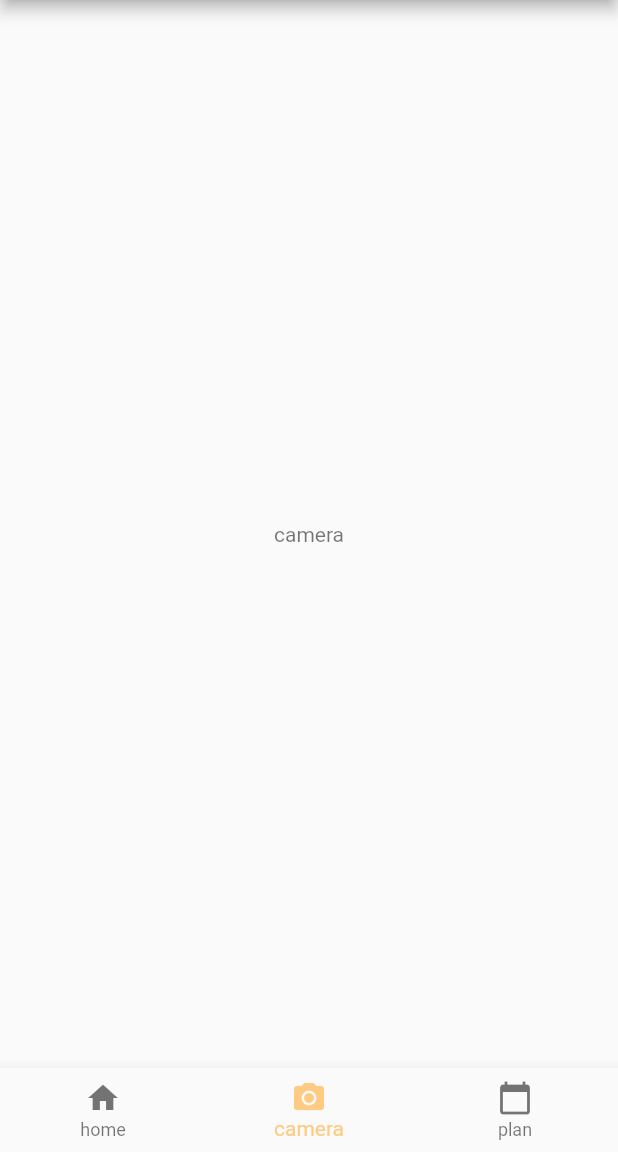
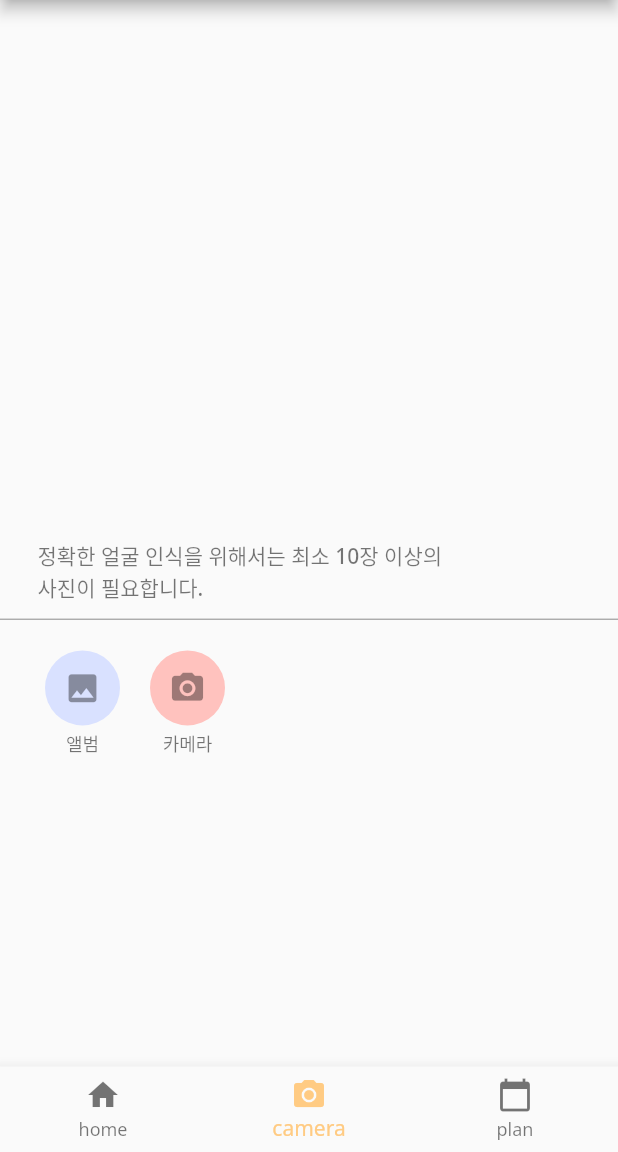
Before and after one commit to Semodrug/FACE_U, a Flutter app: the screen it shows after launch, item 2 of the bottom bar chosen, on a phone screen of 412 x 824 dp, the part 84-1236 px from its top. Run offline on Flutter 3.47's test engine with Material 2 defaults, Android fonts, the phone set to English and light mode, and no system bars; Roboto replaces fonts that are missing (Hind, OmniGothic).

Commit message:
camera page

```diff
--- a/lib/camera.dart
+++ b/lib/camera.dart
@@ -6,11 +6,51 @@ class Camera extends StatefulWidget {
 }
 
 class _CameraState extends State<Camera> {
+  Color purple1 = const Color(0xffD9E1FF);
+  Color blue1 = const Color(0xff4EACFE);
+  Color pink1 = const Color(0xffFFC2BE);
+
   @override
   Widget build(BuildContext context) {
     return Scaffold(
-      body: Center(
-        child: Text("camera")
+      body: Column(
+        crossAxisAlignment: CrossAxisAlignment.start,
+        children: [
+          SizedBox(height: 360),
+          Padding(
+            padding: const EdgeInsets.only(left: 25.0),
+            child: Text("정확한 얼굴 인식을 위해서는 최소 10장 이상의\n사진이 필요합니다.",
+              overflow: TextOverflow.clip,
+              style: Theme.of(context).textTheme.bodyText1),
+          ),
+          SizedBox(height: 10),
+          Divider(height: 1.6, color: Colors.black45,),
+//                indent: 15, endIndent: 15),
+          SizedBox(height: 20),
+          Row(
+            children: [
+              SizedBox(width: 30),
+              Column(
+                children: [
+                  CircleAvatar(radius: 25, backgroundColor: purple1,
+                    child: Icon(Icons.photo, color: Colors.black38, size: 25)),
+                  SizedBox(height: 3),
+                  Text("앨범", style: Theme.of(context).textTheme.bodyText2, )
+                ],
+              ),
+              SizedBox(width: 20),
+              Column(
+                children: [
+                  CircleAvatar(radius: 25, backgroundColor: pink1,
+                      child: Icon(Icons.camera_alt, color: Colors.black38, size: 25)),
+                  SizedBox(height: 3),
+                  Text("카메라", style: Theme.of(context).textTheme.bodyText2, )
+                ],
+              ),
+              SizedBox(width: 20),
+            ],
+          )
+        ],
       )
     );
   }
--- a/lib/route.dart
+++ b/lib/route.dart
@@ -10,6 +10,7 @@ import 'recognition.dart';
 
 class FaceUApp extends StatelessWidget {
   Color color = const Color(0xffFFdb80);
+
 
   @override
   Widget build(BuildContext context) {
@@ -28,6 +29,7 @@ class FaceUApp extends StatelessWidget {
       theme: ThemeData(
 
         primaryColor: Color(0xffFFdb80),
+
         bottomAppBarColor: Color(0xffFFCB83),
         textTheme: TextTheme(
           headline1: TextStyle(fontSize: 20.0, fontFamily: 'OmniGothic',
@@ -36,8 +38,12 @@ class FaceUApp extends StatelessWidget {
               color: Colors.black87, fontWeight: FontWeight.bold),
 //          headline1: TextStyle(fontSize: 72.0, fontWeight: FontWeight.bold),
           headline6: TextStyle(fontSize: 36.0, fontStyle: FontStyle.italic),
-          bodyText2: TextStyle(fontSize: 14.0, fontFamily: 'Hind',
-          color: Colors.black54),
+//          bodyText2: TextStyle(fontSize: 14.0, fontFamily: 'Hind',
+//          color: Colors.black54),
+          bodyText1: TextStyle(fontSize: 14.0, fontFamily: 'NotoSans',
+              color: Colors.black54, ),
+          bodyText2: TextStyle(fontSize: 12.0, fontFamily: 'NotoSans',
+            color: Colors.black54, ),
         ),
       )
       //onGenerateRoute: _getRoute,
```
